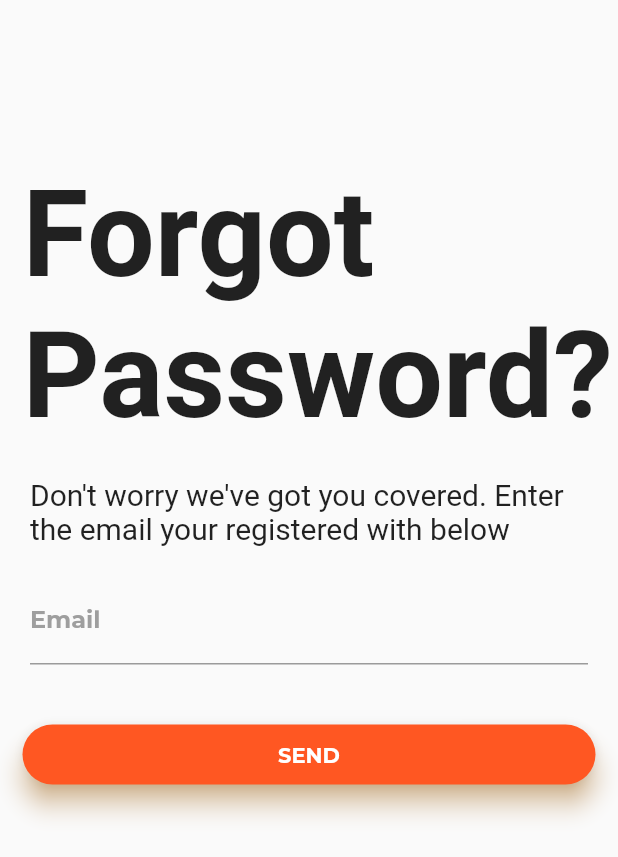
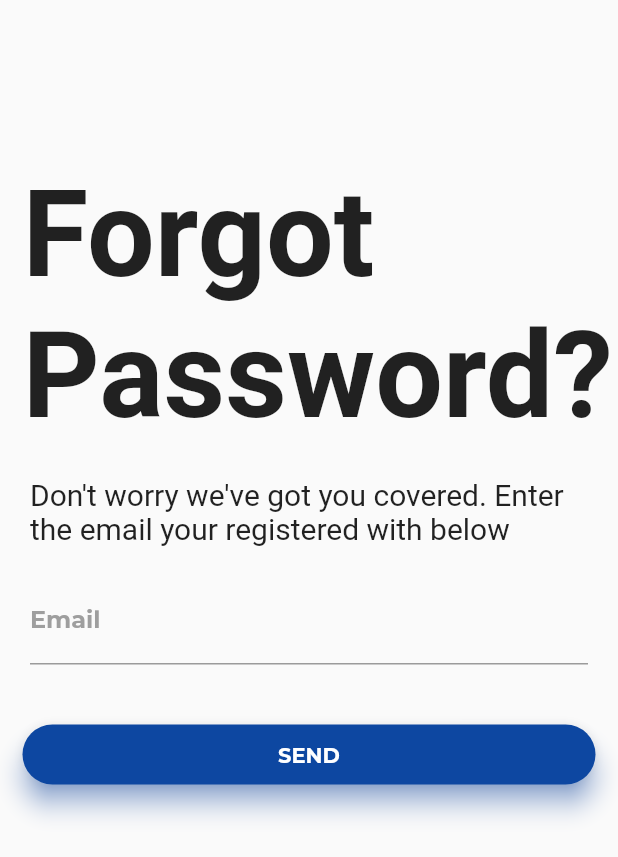
Before and after one commit to uncleejay/login-signup-screens, a Flutter app: the screen it shows after launch, after a tap on "Forgot Password", on a phone screen of 412 x 824 dp. Shown: the top 857 px of the screen. Run offline on Flutter 3.47's test engine with Material 2 defaults, Android fonts, the phone set to English and light mode, and no system bars; project files that could hold a hidden picture were left out.

Commit message:
edited pages

```diff
--- a/lib/forgotpassword.dart
+++ b/lib/forgotpassword.dart
@@ -21,7 +21,7 @@ class _ForgotPasswordPageState extends State<ForgotPasswordPage> {
                   child: Text(
                     'Forgot Password?',
                     style:
-                    TextStyle(fontSize: 80.0, fontWeight: FontWeight.bold),
+                        TextStyle(fontSize: 80.0, fontWeight: FontWeight.bold),
                   ),
                 ),
               ],
@@ -46,17 +46,19 @@ class _ForgotPasswordPageState extends State<ForgotPasswordPage> {
                   // hintText: 'EMAIL',
                   // hintStyle: ,
                   focusedBorder: UnderlineInputBorder(
-                      borderSide: BorderSide(color: Colors.deepOrange))),
+                      borderSide: BorderSide(color: Colors.blue[900]))),
             ),
           ),
-          SizedBox(height: 40.0,),
+          SizedBox(
+            height: 40.0,
+          ),
           Container(
-            padding: EdgeInsets.only(left: 15.0, right: 15.0),
+              padding: EdgeInsets.only(left: 15.0, right: 15.0),
               height: 40.0,
               child: Material(
                 borderRadius: BorderRadius.circular(20.0),
-                shadowColor: Colors.orangeAccent,
-                color: Colors.deepOrange,
+                shadowColor: Colors.blueAccent,
+                color: Colors.blue[900],
                 elevation: 7.0,
                 child: GestureDetector(
                   onTap: () {},
--- a/lib/main.dart
+++ b/lib/main.dart
@@ -36,13 +36,13 @@ class _MyHomePageState extends State<MyHomePage> {
                 children: <Widget>[
                   Container(
                     padding: EdgeInsets.fromLTRB(15.0, 110.0, 0.0, 0.0),
-                    child: Text('Hi',
+                    child: Text('Hello',
                         style: TextStyle(
                             fontSize: 80.0, fontWeight: FontWeight.bold)),
                   ),
                   Container(
                     padding: EdgeInsets.fromLTRB(16.0, 175.0, 0.0, 0.0),
-                    child: Text('Boss',
+                    child: Text('Dear',
                         style: TextStyle(
                             fontSize: 80.0, fontWeight: FontWeight.bold)),
                   ),
@@ -52,7 +52,7 @@ class _MyHomePageState extends State<MyHomePage> {
                         style: TextStyle(
                             fontSize: 80.0,
                             fontWeight: FontWeight.bold,
-                            color: Colors.deepOrange)),
+                            color: Colors.blue[900])),
                   )
                 ],
               ),
@@ -69,7 +69,7 @@ class _MyHomePageState extends State<MyHomePage> {
                               fontWeight: FontWeight.bold,
                               color: Colors.grey),
                           focusedBorder: UnderlineInputBorder(
-                              borderSide: BorderSide(color: Colors.deepOrange))),
+                              borderSide: BorderSide(color: Colors.blue[900]))),
                     ),
                     SizedBox(height: 20.0),
                     TextField(
@@ -80,7 +80,7 @@ class _MyHomePageState extends State<MyHomePage> {
                               fontWeight: FontWeight.bold,
                               color: Colors.grey),
                           focusedBorder: UnderlineInputBorder(
-                              borderSide: BorderSide(color: Colors.deepOrange))),
+                              borderSide: BorderSide(color: Colors.blue[900]))),
                       obscureText: true,
                     ),
                     SizedBox(height: 5.0),
@@ -94,7 +94,7 @@ class _MyHomePageState extends State<MyHomePage> {
                         child: Text(
                           'Forgot Password',
                           style: TextStyle(
-                              color: Colors.deepOrange,
+                              color: Colors.blue[900],
                               fontWeight: FontWeight.bold,
                               fontFamily: 'Montserrat',),
                         ),
@@ -105,8 +105,8 @@ class _MyHomePageState extends State<MyHomePage> {
                       height: 40.0,
                       child: Material(
                         borderRadius: BorderRadius.circular(20.0),
-                        shadowColor: Colors.orangeAccent,
-                        color: Colors.deepOrange,
+                        shadowColor: Colors.blueAccent,
+                        color: Colors.blue[900],
                         elevation: 7.0,
                         child: GestureDetector(
                           onTap: () {},
@@ -170,7 +170,7 @@ class _MyHomePageState extends State<MyHomePage> {
                   child: Text(
                     'Register',
                     style: TextStyle(
-                        color: Colors.deepOrange,
+                        color: Colors.blue[900],
                         fontFamily: 'Montserrat',
                         fontWeight: FontWeight.bold,),
                   ),
--- a/pubspec.yaml
+++ b/pubspec.yaml
@@ -23,6 +23,11 @@ dependencies:
   # The following adds the Cupertino Icons font to your application.
   # Use with the CupertinoIcons class for iOS style icons.
   cupertino_icons: ^0.1.2
+  animated_text_kit: ^2.0.0
+  firebase_core: ^0.4.4+2
+  firebase_auth: ^0.16.1
+  cloud_firestore: ^0.13.4
+  modal_progress_hud: ^0.1.3
 
 dev_dependencies:
   flutter_test:
```
Also changed, not shown: lib/signup.dart (+7 -7 lines), pubspec.lock.
